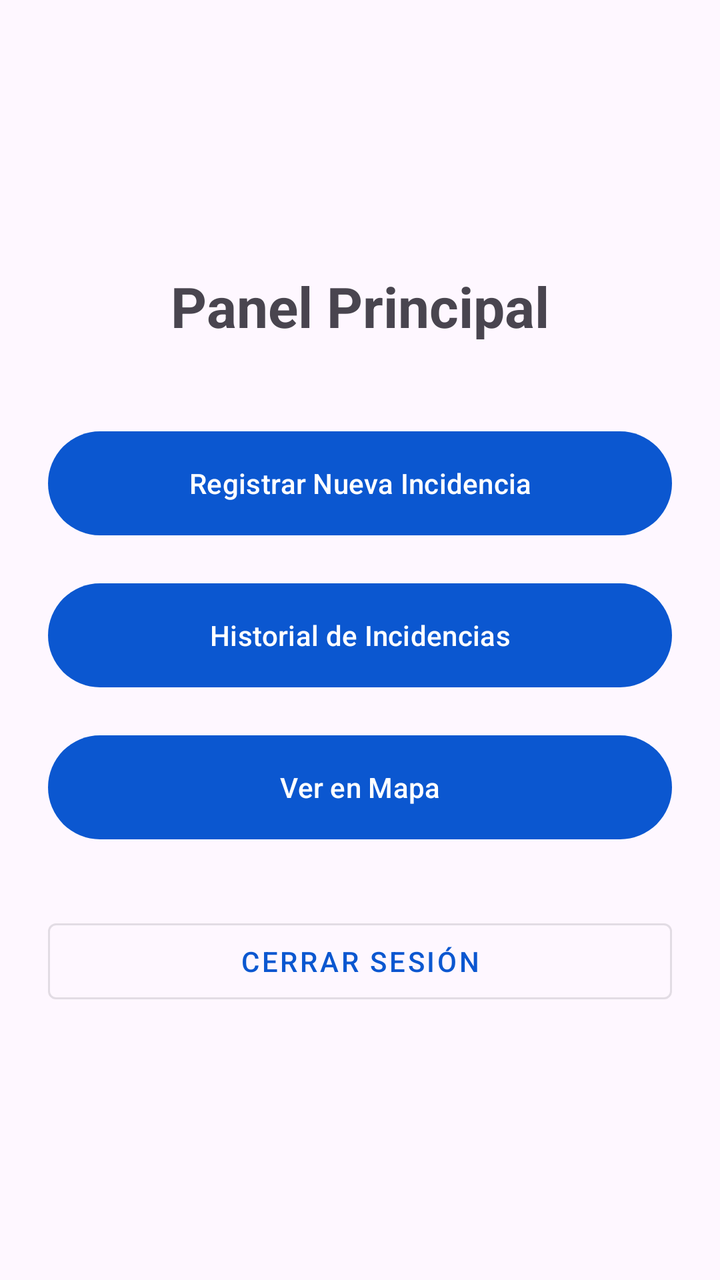
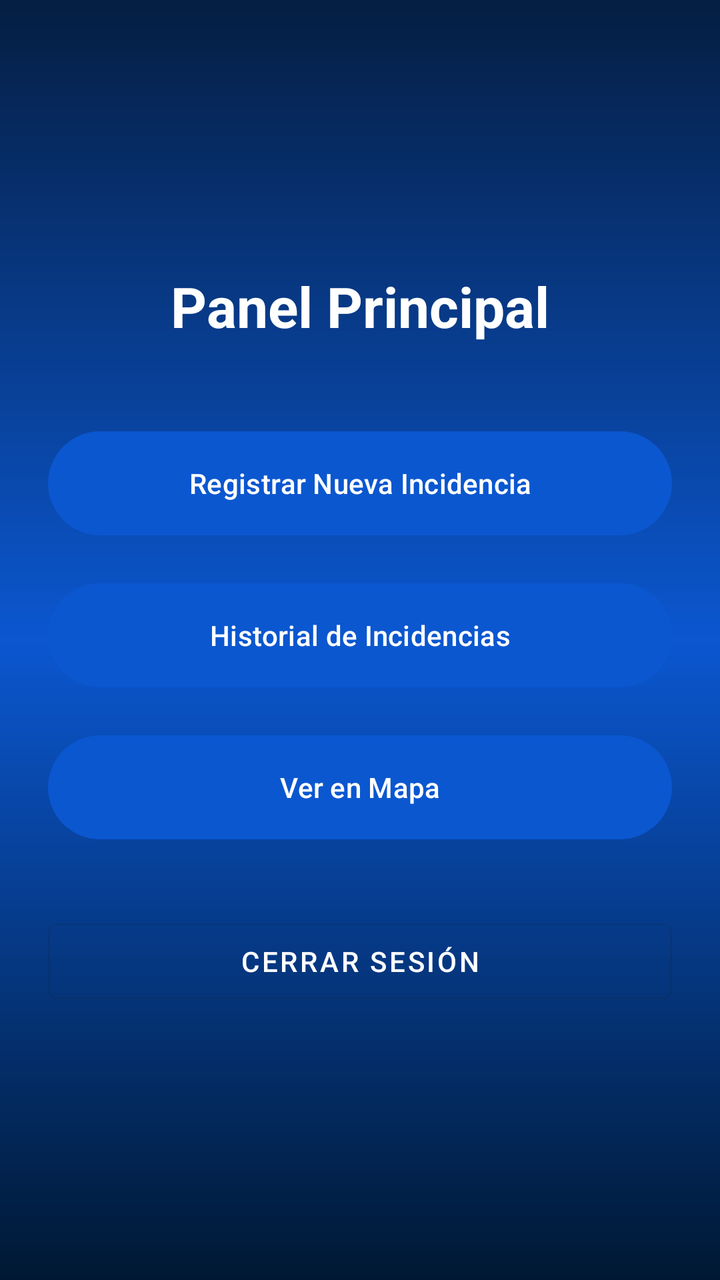

An Android layout rendered at two revisions. The XML below is the earlier revision; the diff shows what the commit changed to produce the second picture.
<!-- AndroidManifest.xml: application theme Theme.GeoRegristro -->
<!-- res/layout/activity_main_principal.xml -->
<?xml version="1.0" encoding="utf-8"?>
<LinearLayout xmlns:android="http://schemas.android.com/apk/res/android"
    android:layout_width="match_parent"
    android:layout_height="match_parent"
    android:gravity="center"
    android:orientation="vertical"
    android:padding="24dp">

    <TextView
        android:layout_width="wrap_content"
        android:layout_height="wrap_content"
        android:text="Panel Principal"
        android:textSize="28sp"
        android:textStyle="bold"
        android:layout_marginBottom="40dp" />

    <Button
        android:id="@+id/btnRegistrarIncidencia"
        android:layout_width="match_parent"
        android:layout_height="60dp"
        android:text="Registrar Nueva Incidencia"
        android:layout_marginBottom="16dp" />

    <Button
        android:id="@+id/btnVerHistorial"
        android:layout_width="match_parent"
        android:layout_height="60dp"
        android:text="Historial de Incidencias"
        android:layout_marginBottom="16dp" />

    <Button
        android:id="@+id/btnVerMapa"
        android:layout_width="match_parent"
        android:layout_height="60dp"
        android:text="Ver en Mapa"
        android:layout_marginBottom="32dp" />

    <Button
        android:id="@+id/btnCerrarSesion"
        android:layout_width="match_parent"
        android:layout_height="50dp"
        android:text="Cerrar Sesión"
        style="@style/Widget.MaterialComponents.Button.OutlinedButton" />

</LinearLayout>
<!-- resources referenced by this layout -->
<resources>
  <style name="Theme.GeoRegristro" parent="Base.Theme.GeoRegristro" />
  <style name="Base.Theme.GeoRegristro" parent="Theme.Material3.DayNight.NoActionBar">
          
          <item name="colorPrimary">@color/earth_blue_primary</item>
          <item name="colorOnPrimary">@color/earth_blue_on_primary</item>
          <item name="colorPrimaryContainer">@color/earth_blue_container</item>
          <item name="colorOnPrimaryContainer">@color/earth_blue_on_container</item>
          <item name="colorSecondary">@color/earth_cyan_secondary</item>
          <item name="colorSecondaryContainer">@color/earth_cyan_container</item>
          <item name="android:statusBarColor">@color/earth_blue_primary</item>
      </style>
  <color name="earth_blue_primary">#0B57D0</color>
  <color name="earth_blue_on_primary">#FFFFFF</color>
  <color name="earth_blue_container">#D3E3FD</color>
  <color name="earth_blue_on_container">#041E49</color>
  <color name="earth_cyan_secondary">#006874</color>
  <color name="earth_cyan_container">#97F0FF</color>
</resources>

<!-- the commit's change to res/layout/activity_main_principal.xml (unified diff, before → after) -->
@@ -2,6 +2,7 @@
 <LinearLayout xmlns:android="http://schemas.android.com/apk/res/android"
     android:layout_width="match_parent"
     android:layout_height="match_parent"
+    android:background="@drawable/bg_app_earth"
     android:gravity="center"
     android:orientation="vertical"
     android:padding="24dp">
@@ -12,6 +13,7 @@
         android:text="Panel Principal"
         android:textSize="28sp"
         android:textStyle="bold"
+        android:textColor="#FFFFFF"
         android:layout_marginBottom="40dp" />
 
     <Button
@@ -40,6 +42,7 @@
         android:layout_width="match_parent"
         android:layout_height="50dp"
         android:text="Cerrar Sesión"
+        android:textColor="#FFFFFF"
         style="@style/Widget.MaterialComponents.Button.OutlinedButton" />
 
 </LinearLayout>
<!-- resource entries referenced after the edit -->
@@ -1,5 +1,16 @@
 <!-- resources referenced by this layout -->
 <resources>
+  <!-- drawable bg_app_earth (drawable) -->
+  <?xml version="1.0" encoding="utf-8"?>
+  <shape xmlns:android="http://schemas.android.com/apk/res/android"
+      android:shape="rectangle">
+      <gradient
+          android:angle="270"
+          android:startColor="#051E42"
+          android:centerColor="#0B57D0"
+          android:endColor="#001833"
+          android:type="linear" />
+  </shape>
   <style name="Theme.GeoRegristro" parent="Base.Theme.GeoRegristro" />
   <style name="Base.Theme.GeoRegristro" parent="Theme.Material3.DayNight.NoActionBar">
           
